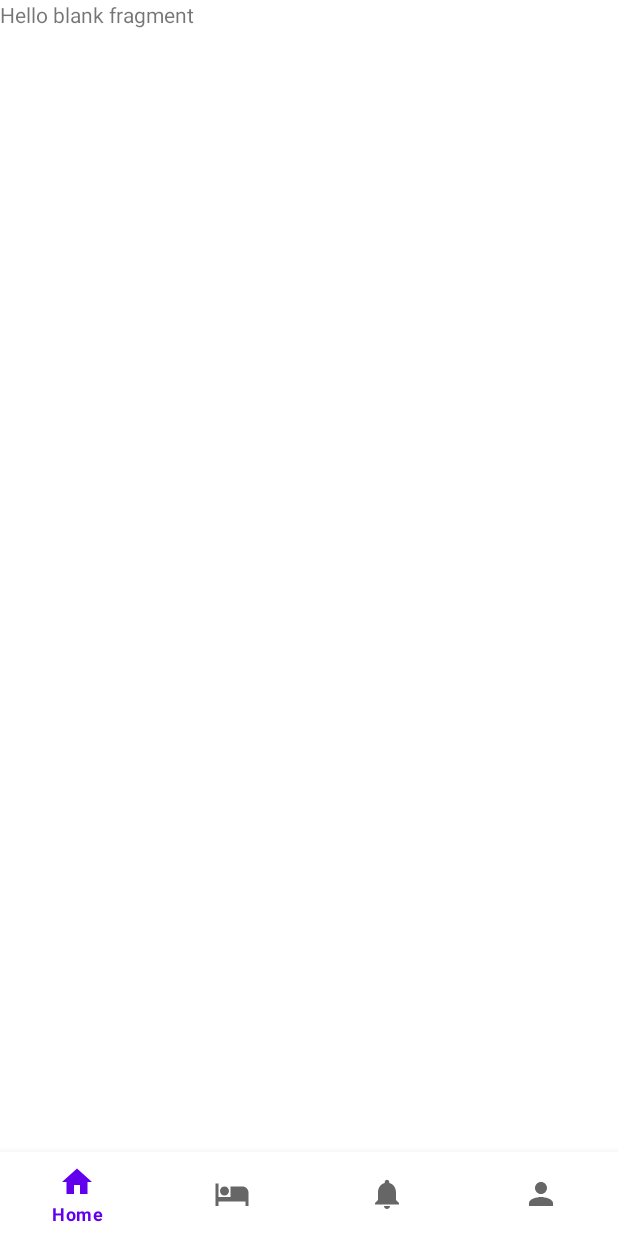
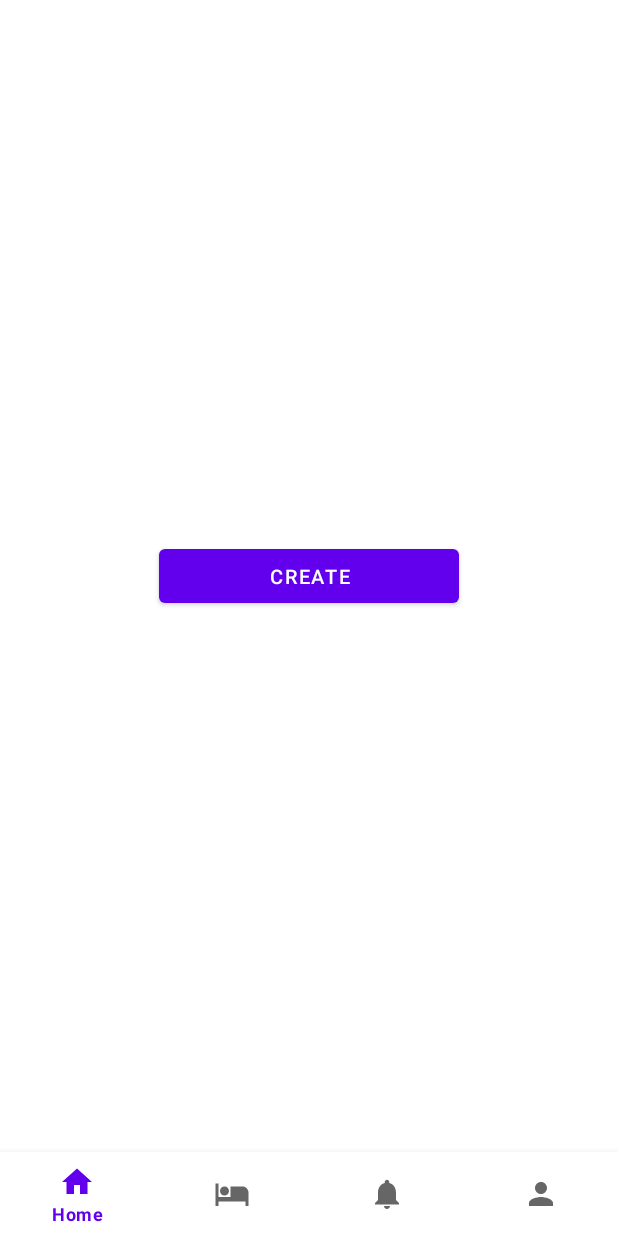
Before and after one commit to CasDep04/Rent_Android_Assignment3, an Android app: the HostHome screen opened directly, with no data from a screen before it, on a phone screen of 412 x 824 dp. Run offline under Robolectric (Android 15) with nearby library versions, the phone set to English and light mode, and no system bars.

Commit message:
Implement a button to Create Rental, and add some missing Adapter files

```diff
--- a/app/src/main/java/com/example/assignment3/fragments/HostHome.java
+++ b/app/src/main/java/com/example/assignment3/fragments/HostHome.java
@@ -1,66 +1,40 @@
 package com.example.assignment3.fragments;
 
+import android.content.Intent;
 import android.os.Bundle;
 
+import androidx.annotation.NonNull;
+import androidx.annotation.Nullable;
 import androidx.fragment.app.Fragment;
 
 import android.view.LayoutInflater;
 import android.view.View;
 import android.view.ViewGroup;
+import android.widget.Button;
 
+import com.example.assignment3.CreateRentalActivity;
 import com.example.assignment3.R;
 
-/**
- * A simple {@link Fragment} subclass.
- * Use the {@link HostHome#newInstance} factory method to
- * create an instance of this fragment.
- */
 public class HostHome extends Fragment {
-
-    // TODO: Rename parameter arguments, choose names that match
-    // the fragment initialization parameters, e.g. ARG_ITEM_NUMBER
-    private static final String ARG_PARAM1 = "param1";
-    private static final String ARG_PARAM2 = "param2";
-
-    // TODO: Rename and change types of parameters
-    private String mParam1;
-    private String mParam2;
-
-    public HostHome() {
-        // Required empty public constructor
-    }
-
-    /**
-     * Use this factory method to create a new instance of
-     * this fragment using the provided parameters.
-     *
-     * @param param1 Parameter 1.
-     * @param param2 Parameter 2.
-     * @return A new instance of fragment HostHome.
-     */
-    // TODO: Rename and change types and number of parameters
-    public static HostHome newInstance(String param1, String param2) {
-        HostHome fragment = new HostHome();
-        Bundle args = new Bundle();
-        args.putString(ARG_PARAM1, param1);
-        args.putString(ARG_PARAM2, param2);
-        fragment.setArguments(args);
-        return fragment;
-    }
-
-    @Override
-    public void onCreate(Bundle savedInstanceState) {
-        super.onCreate(savedInstanceState);
-        if (getArguments() != null) {
-            mParam1 = getArguments().getString(ARG_PARAM1);
-            mParam2 = getArguments().getString(ARG_PARAM2);
-        }
-    }
-
+    private Button navigateButton1;
     @Override
     public View onCreateView(LayoutInflater inflater, ViewGroup container,
                              Bundle savedInstanceState) {
         // Inflate the layout for this fragment
         return inflater.inflate(R.layout.fragment_host_home, container, false);
     }
+
+    @Override
+    public void onViewCreated(@NonNull View view, @Nullable Bundle savedInstanceState) {
+        super.onViewCreated(view, savedInstanceState);
+
+        navigateButton1 = view.findViewById(R.id.create_btn);
+        navigateButton1.setOnClickListener(new View.OnClickListener() {
+            @Override
+            public void onClick(View view) {
+                Intent intent = new Intent(getActivity(), CreateRentalActivity.class);
+                startActivity(intent);
+            }
+        });
+    }
 }
--- a/app/src/main/res/layout/fragment_host_home.xml
+++ b/app/src/main/res/layout/fragment_host_home.xml
@@ -6,9 +6,20 @@
     tools:context=".fragments.HostHome">
 
     <!-- TODO: Update blank fragment layout -->
-    <TextView
+    <LinearLayout
         android:layout_width="match_parent"
         android:layout_height="match_parent"
-        android:text="@string/hello_blank_fragment" />
+        android:orientation="vertical"
+        android:gravity="center">
+
+        <Button
+            android:id="@+id/create_btn"
+            android:layout_width="200dp"
+            android:layout_height="wrap_content"
+            android:text="Create"
+            android:textSize="13sp"
+            android:layout_gravity="center"/>
+
+    </LinearLayout>
 
 </FrameLayout>
```
Also changed, not shown: app/src/main/java/com/example/assignment3/component/adapter/LocationAdapter.java (added, +51 -0 lines), app/src/main/java/com/example/assignment3/component/adapter/RentalRecordAdapter.java (added, +64 -0 lines), app/src/main/java/com/example/assignment3/component/adapter/ReviewAdapter.java (added, +49 -0 lines), app/src/main/res/anim/slide_in_left.xml (added, +8 -0 lines), app/src/main/res/anim/slide_out_left.xml (added, +8 -0 lines), app/src/main/res/anim/slide_out_right.xml (added, +8 -0 lines).
